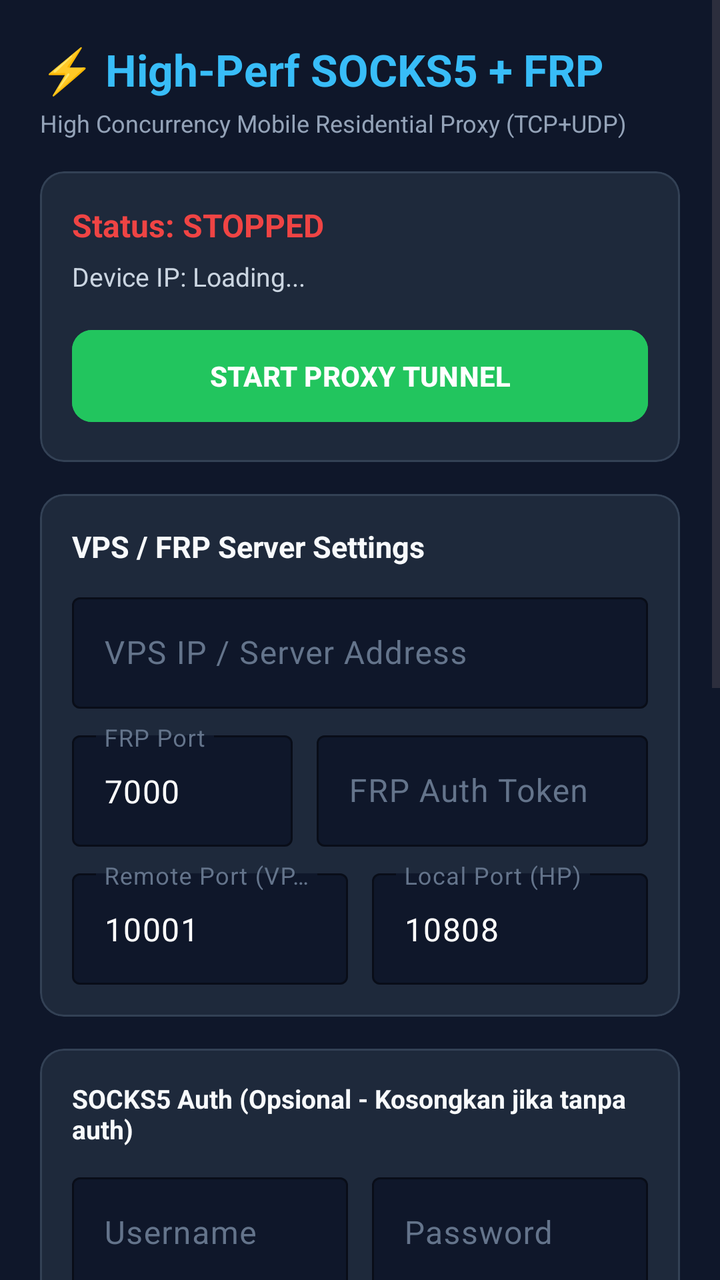
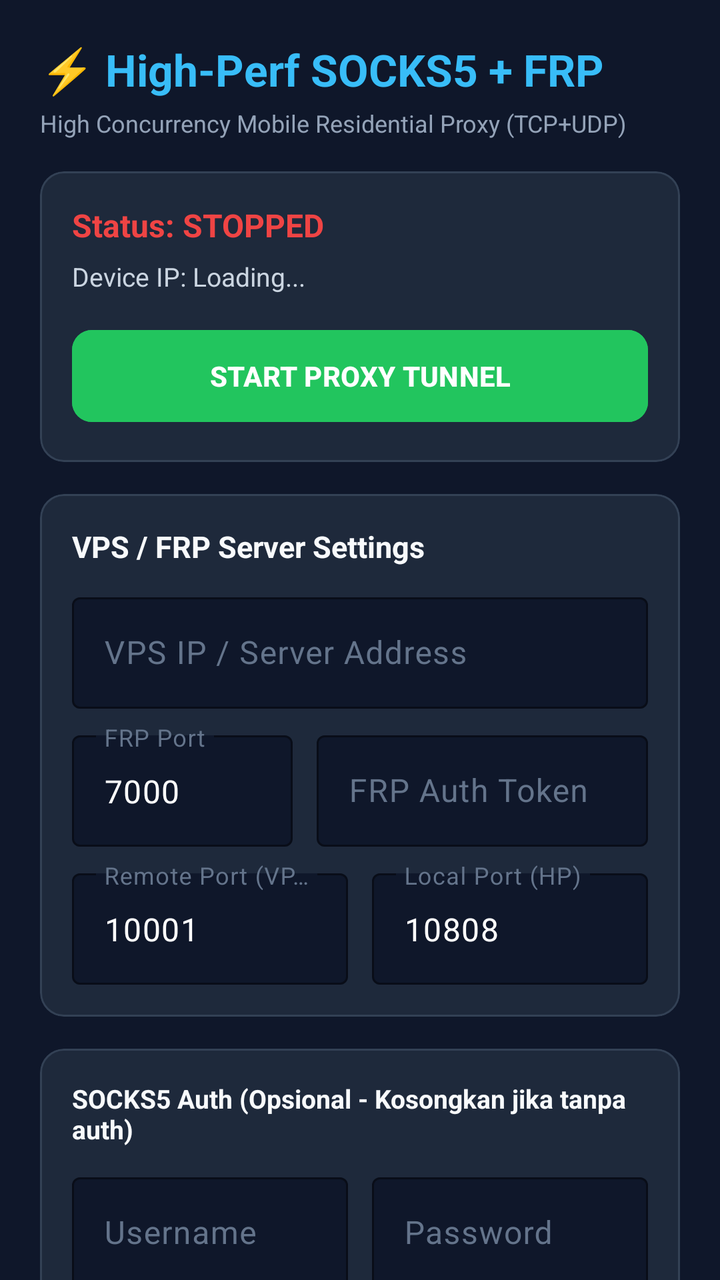

The first picture is an Android layout as it rendered before a commit; the second is the same layout after the commit. The layout source and the unified diff follow.
<!-- AndroidManifest.xml: application theme Theme.Material3.DayNight.NoActionBar -->
<!-- res/layout/activity_main.xml -->
<?xml version="1.0" encoding="utf-8"?>
<ScrollView xmlns:android="http://schemas.android.com/apk/res/android"
    xmlns:app="http://schemas.android.com/apk/res-auto"
    android:layout_width="match_parent"
    android:layout_height="match_parent"
    android:background="#0F172A"
    android:fillViewport="true">

    <LinearLayout
        android:layout_width="match_parent"
        android:layout_height="wrap_content"
        android:orientation="vertical"
        android:padding="20dp">

        <TextView
            android:layout_width="wrap_content"
            android:layout_height="wrap_content"
            android:text="⚡ High-Perf SOCKS5 + FRP"
            android:textColor="#38BDF8"
            android:textSize="22sp"
            android:textStyle="bold" />

        <TextView
            android:layout_width="wrap_content"
            android:layout_height="wrap_content"
            android:layout_marginTop="4dp"
            android:text="High Concurrency Mobile Residential Proxy (TCP+UDP)"
            android:textColor="#94A3B8"
            android:textSize="12sp" />

        <com.google.android.material.card.MaterialCardView
            android:layout_width="match_parent"
            android:layout_height="wrap_content"
            android:layout_marginTop="16dp"
            app:cardBackgroundColor="#1E293B"
            app:cardCornerRadius="12dp"
            app:strokeColor="#334155"
            app:strokeWidth="1dp">

            <LinearLayout
                android:layout_width="match_parent"
                android:layout_height="wrap_content"
                android:orientation="vertical"
                android:padding="16dp">

                <TextView
                    android:id="@+id/tvStatus"
                    android:layout_width="wrap_content"
                    android:layout_height="wrap_content"
                    android:text="Status: STOPPED"
                    android:textColor="#EF4444"
                    android:textSize="16sp"
                    android:textStyle="bold" />

                <TextView
                    android:id="@+id/tvDeviceIP"
                    android:layout_width="wrap_content"
                    android:layout_height="wrap_content"
                    android:layout_marginTop="6dp"
                    android:text="Device IP: Loading..."
                    android:textColor="#CBD5E1"
                    android:textSize="13sp" />

                <Button
                    android:id="@+id/btnToggle"
                    android:layout_width="match_parent"
                    android:layout_height="54dp"
                    android:layout_marginTop="14dp"
                    android:backgroundTint="#22C55E"
                    android:text="START PROXY TUNNEL"
                    android:textColor="#FFFFFF"
                    android:textStyle="bold"
                    app:cornerRadius="10dp" />
            </LinearLayout>
        </com.google.android.material.card.MaterialCardView>

        
        <com.google.android.material.card.MaterialCardView
            android:layout_width="match_parent"
            android:layout_height="wrap_content"
            android:layout_marginTop="16dp"
            app:cardBackgroundColor="#1E293B"
            app:cardCornerRadius="12dp"
            app:strokeColor="#334155"
            app:strokeWidth="1dp">

            <LinearLayout
                android:layout_width="match_parent"
                android:layout_height="wrap_content"
                android:orientation="vertical"
                android:padding="16dp">

                <TextView
                    android:layout_width="wrap_content"
                    android:layout_height="wrap_content"
                    android:text="VPS / FRP Server Settings"
                    android:textColor="#F8FAFC"
                    android:textSize="15sp"
                    android:textStyle="bold" />

                
                <com.google.android.material.textfield.TextInputLayout
                    android:layout_width="match_parent"
                    android:layout_height="wrap_content"
                    android:layout_marginTop="10dp"
                    android:hint="VPS IP / Server Address"
                    android:textColorHint="#64748B"
                    app:boxBackgroundColor="#0F172A"
                    app:boxStrokeColor="#38BDF8">

                    <com.google.android.material.textfield.TextInputEditText
                        android:id="@+id/etServerAddr"
                        android:layout_width="match_parent"
                        android:layout_height="wrap_content"
                        android:text=""
                        android:textColor="#FFFFFF" />
                </com.google.android.material.textfield.TextInputLayout>

                
                <LinearLayout
                    android:layout_width="match_parent"
                    android:layout_height="wrap_content"
                    android:layout_marginTop="8dp"
                    android:orientation="horizontal">

                    <com.google.android.material.textfield.TextInputLayout
                        android:layout_width="0dp"
                        android:layout_height="wrap_content"
                        android:layout_marginEnd="6dp"
                        android:layout_weight="1"
                        android:hint="FRP Port"
                        android:textColorHint="#64748B"
                        app:boxBackgroundColor="#0F172A"
                        app:boxStrokeColor="#38BDF8">

                        <com.google.android.material.textfield.TextInputEditText
                            android:id="@+id/etServerPort"
                            android:layout_width="match_parent"
                            android:layout_height="wrap_content"
                            android:inputType="number"
                            android:text="7000"
                            android:textColor="#FFFFFF" />
                    </com.google.android.material.textfield.TextInputLayout>

                    <com.google.android.material.textfield.TextInputLayout
                        android:layout_width="0dp"
                        android:layout_height="wrap_content"
                        android:layout_marginStart="6dp"
                        android:layout_weight="1.5"
                        android:hint="FRP Auth Token"
                        android:textColorHint="#64748B"
                        app:boxBackgroundColor="#0F172A"
                        app:boxStrokeColor="#38BDF8">

                        <com.google.android.material.textfield.TextInputEditText
                            android:id="@+id/etToken"
                            android:layout_width="match_parent"
                            android:layout_height="wrap_content"
                            android:text=""
                            android:textColor="#FFFFFF" />
                    </com.google.android.material.textfield.TextInputLayout>
                </LinearLayout>

                
                <LinearLayout
                    android:layout_width="match_parent"
                    android:layout_height="wrap_content"
                    android:layout_marginTop="8dp"
                    android:orientation="horizontal">

                    <com.google.android.material.textfield.TextInputLayout
                        android:layout_width="0dp"
                        android:layout_height="wrap_content"
                        android:layout_marginEnd="6dp"
                        android:layout_weight="1"
                        android:hint="Remote Port (VPS)"
                        android:textColorHint="#64748B"
                        app:boxBackgroundColor="#0F172A"
                        app:boxStrokeColor="#38BDF8">

                        <com.google.android.material.textfield.TextInputEditText
                            android:id="@+id/etRemotePort"
                            android:layout_width="match_parent"
                            android:layout_height="wrap_content"
                            android:inputType="number"
                            android:text="10001"
                            android:textColor="#FFFFFF" />
                    </com.google.android.material.textfield.TextInputLayout>

                    <com.google.android.material.textfield.TextInputLayout
                        android:layout_width="0dp"
                        android:layout_height="wrap_content"
                        android:layout_marginStart="6dp"
                        android:layout_weight="1"
                        android:hint="Local Port (HP)"
                        android:textColorHint="#64748B"
                        app:boxBackgroundColor="#0F172A"
                        app:boxStrokeColor="#38BDF8">

                        <com.google.android.material.textfield.TextInputEditText
                            android:id="@+id/etLocalPort"
                            android:layout_width="match_parent"
                            android:layout_height="wrap_content"
                            android:inputType="number"
                            android:text="10808"
                            android:textColor="#FFFFFF" />
                    </com.google.android.material.textfield.TextInputLayout>
                </LinearLayout>

            </LinearLayout>
        </com.google.android.material.card.MaterialCardView>

        
        <com.google.android.material.card.MaterialCardView
            android:layout_width="match_parent"
            android:layout_height="wrap_content"
            android:layout_marginTop="16dp"
            app:cardBackgroundColor="#1E293B"
            app:cardCornerRadius="12dp"
            app:strokeColor="#334155"
            app:strokeWidth="1dp">

            <LinearLayout
                android:layout_width="match_parent"
                android:layout_height="wrap_content"
                android:orientation="vertical"
                android:padding="16dp">

                <TextView
                    android:layout_width="wrap_content"
                    android:layout_height="wrap_content"
                    android:text="SOCKS5 Auth (Opsional - Kosongkan jika tanpa auth)"
                    android:textColor="#F8FAFC"
                    android:textSize="13sp"
                    android:textStyle="bold" />

                <LinearLayout
                    android:layout_width="match_parent"
                    android:layout_height="wrap_content"
                    android:layout_marginTop="10dp"
                    android:orientation="horizontal">

                    <com.google.android.material.textfield.TextInputLayout
                        android:layout_width="0dp"
                        android:layout_height="wrap_content"
                        android:layout_marginEnd="6dp"
                        android:layout_weight="1"
                        android:hint="Username"
                        android:textColorHint="#64748B"
                        app:boxBackgroundColor="#0F172A"
                        app:boxStrokeColor="#38BDF8">

                        <com.google.android.material.textfield.TextInputEditText
                            android:id="@+id/etSocksUser"
                            android:layout_width="match_parent"
                            android:layout_height="wrap_content"
                            android:textColor="#FFFFFF" />
                    </com.google.android.material.textfield.TextInputLayout>

                    <com.google.android.material.textfield.TextInputLayout
                        android:layout_width="0dp"
                        android:layout_height="wrap_content"
                        android:layout_marginStart="6dp"
                        android:layout_weight="1"
                        android:hint="Password"
                        android:textColorHint="#64748B"
                        app:boxBackgroundColor="#0F172A"
                        app:boxStrokeColor="#38BDF8">

                        <com.google.android.material.textfield.TextInputEditText
                            android:id="@+id/etSocksPass"
                            android:layout_width="match_parent"
                            android:layout_height="wrap_content"
                            android:textColor="#FFFFFF" />
                    </com.google.android.material.textfield.TextInputLayout>
                </LinearLayout>

                <Button
                    android:id="@+id/btnBatteryOpt"
                    android:layout_width="match_parent"
                    android:layout_height="wrap_content"
                    android:layout_marginTop="16dp"
                    android:backgroundTint="#334155"
                    android:text="Disable Battery Optimization (Anti-Kill)"
                    android:textColor="#93C5FD"
                    android:textSize="12sp"
                    app:cornerRadius="8dp" />
            </LinearLayout>
        </com.google.android.material.card.MaterialCardView>

        
        <com.google.android.material.card.MaterialCardView
            android:layout_width="match_parent"
            android:layout_height="wrap_content"
            android:layout_marginTop="16dp"
            app:cardBackgroundColor="#1E293B"
            app:cardCornerRadius="12dp"
            app:strokeColor="#334155"
            app:strokeWidth="1dp">

            <LinearLayout
                android:layout_width="match_parent"
                android:layout_height="wrap_content"
                android:orientation="vertical"
                android:padding="16dp">

                <LinearLayout
                    android:layout_width="match_parent"
                    android:layout_height="wrap_content"
                    android:gravity="center_vertical"
                    android:orientation="horizontal">

                    <TextView
                        android:layout_width="0dp"
                        android:layout_height="wrap_content"
                        android:layout_weight="1"
                        android:text="🔍 Live Debug Mode"
                        android:textColor="#F8FAFC"
                        android:textSize="15sp"
                        android:textStyle="bold" />

                    <com.google.android.material.switchmaterial.SwitchMaterial
                        android:id="@+id/switchDebug"
                        android:layout_width="wrap_content"
                        android:layout_height="wrap_content"
                        android:checked="true" />
                </LinearLayout>

                <LinearLayout
                    android:id="@+id/layoutDebugLogs"
                    android:layout_width="match_parent"
                    android:layout_height="wrap_content"
                    android:layout_marginTop="10dp"
                    android:orientation="vertical">

                    <LinearLayout
                        android:layout_width="match_parent"
                        android:layout_height="wrap_content"
                        android:orientation="horizontal">

                        <TextView
                            android:layout_width="0dp"
                            android:layout_height="wrap_content"
                            android:layout_weight="1"
                            android:text="Real-Time Engine &amp; Tunnel Logs:"
                            android:textColor="#94A3B8"
                            android:textSize="11sp" />

                        <TextView
                            android:id="@+id/btnCopyLogs"
                            android:layout_width="wrap_content"
                            android:layout_height="wrap_content"
                            android:layout_marginEnd="8dp"
                            android:padding="4dp"
                            android:text="📋 [Copy Logs]"
                            android:textColor="#38BDF8"
                            android:textSize="11sp"
                            android:textStyle="bold" />

                        <TextView
                            android:id="@+id/btnClearLogs"
                            android:layout_width="wrap_content"
                            android:layout_height="wrap_content"
                            android:padding="4dp"
                            android:text="🗑️ [Clear]"
                            android:textColor="#F87171"
                            android:textSize="11sp"
                            android:textStyle="bold" />
                    </LinearLayout>

                    <ScrollView
                        android:layout_width="match_parent"
                        android:layout_height="250dp"
                        android:layout_marginTop="6dp"
                        android:background="#0A0F1D"
                        android:padding="8dp">

                        <HorizontalScrollView
                            android:layout_width="wrap_content"
                            android:layout_height="wrap_content">

                            <TextView
                                android:id="@+id/tvDebugLogs"
                                android:layout_width="wrap_content"
                                android:layout_height="wrap_content"
                                android:fontFamily="monospace"
                                android:scrollHorizontally="true"
                                android:text="Ready. Start proxy to see live logs..."
                                android:textColor="#34D399"
                                android:textIsSelectable="true"
                                android:textSize="11sp" />
                        </HorizontalScrollView>
                    </ScrollView>
                </LinearLayout>

            </LinearLayout>
        </com.google.android.material.card.MaterialCardView>

        <TextView
            android:layout_width="match_parent"
            android:layout_height="wrap_content"
            android:layout_marginTop="16dp"
            android:layout_marginBottom="24dp"
            android:gravity="center"
            android:text="Tip: Akses proxy dari luar via [IP_VPS]:[RemotePort]"
            android:textColor="#64748B"
            android:textSize="12sp" />

    </LinearLayout>
</ScrollView>
<!-- resources referenced by this layout -->
<resources>

</resources>

<!-- the commit's change to res/layout/activity_main.xml (unified diff, before → after) -->
@@ -1,9 +1,11 @@
 <?xml version="1.0" encoding="utf-8"?>
-<ScrollView xmlns:android="http://schemas.android.com/apk/res/android"
+<androidx.core.widget.NestedScrollView xmlns:android="http://schemas.android.com/apk/res/android"
     xmlns:app="http://schemas.android.com/apk/res-auto"
+    android:id="@+id/rootScrollView"
     android:layout_width="match_parent"
     android:layout_height="match_parent"
     android:background="#0F172A"
+    android:descendantFocusability="blocksDescendants"
     android:fillViewport="true">
 
     <LinearLayout
@@ -368,16 +370,20 @@
                             android:textStyle="bold" />
                     </LinearLayout>
 
-                    <ScrollView
+                    <androidx.core.widget.NestedScrollView
+                        android:id="@+id/scrollDebugVertical"
                         android:layout_width="match_parent"
                         android:layout_height="250dp"
                         android:layout_marginTop="6dp"
                         android:background="#0A0F1D"
+                        android:nestedScrollingEnabled="true"
                         android:padding="8dp">
 
                         <HorizontalScrollView
+                            android:id="@+id/scrollDebugHorizontal"
                             android:layout_width="wrap_content"
-                            android:layout_height="wrap_content">
+                            android:layout_height="wrap_content"
+                            android:nestedScrollingEnabled="true">
 
                             <TextView
                                 android:id="@+id/tvDebugLogs"
@@ -390,7 +396,7 @@
                                 android:textIsSelectable="true"
                                 android:textSize="11sp" />
                         </HorizontalScrollView>
-                    </ScrollView>
+                    </androidx.core.widget.NestedScrollView>
                 </LinearLayout>
 
             </LinearLayout>
@@ -407,4 +413,4 @@
             android:textSize="12sp" />
 
     </LinearLayout>
-</ScrollView>
+</androidx.core.widget.NestedScrollView>
